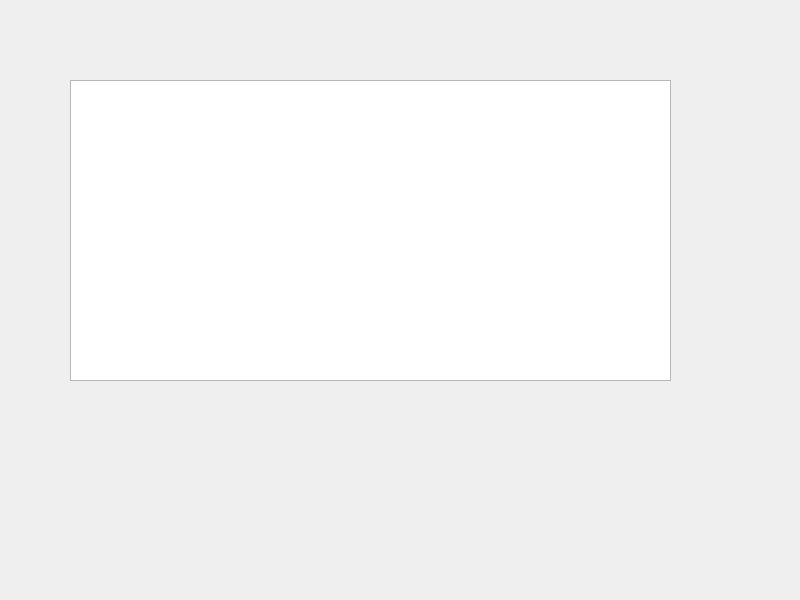
The window that AIModel/AiChatWindow.ui (huiliyi-lmf/StudentScoreManagement) describes before a commit, drawn with Qt 5.
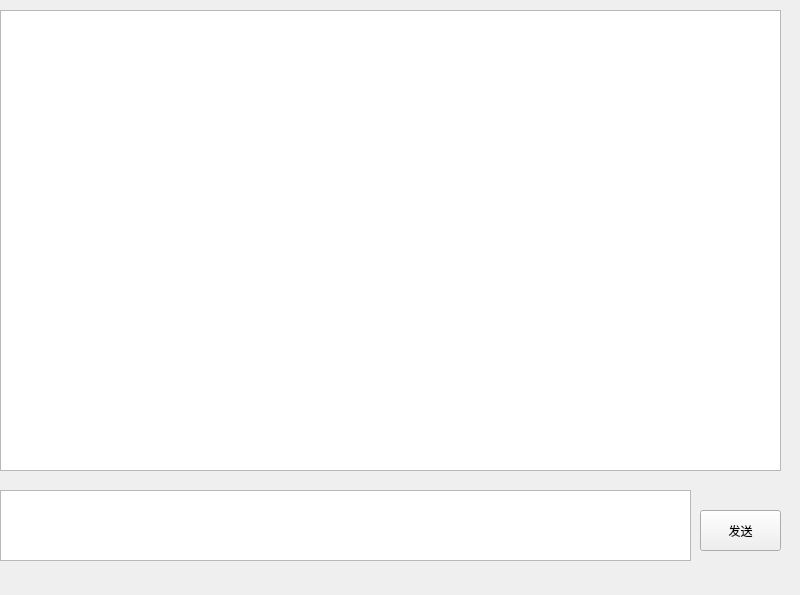
The same window after the commit. Icons and pictures are not drawn.

Patch:
```diff
--- a/AIModel/AiChatWindow.ui
+++ b/AIModel/AiChatWindow.ui
@@ -7,7 +7,7 @@
     <x>0</x>
     <y>0</y>
     <width>800</width>
-    <height>600</height>
+    <height>595</height>
    </rect>
   </property>
   <property name="windowTitle">
@@ -17,15 +17,40 @@
    <widget class="QPlainTextEdit" name="plainTextEdit">
     <property name="geometry">
      <rect>
-      <x>70</x>
-      <y>80</y>
-      <width>601</width>
-      <height>301</height>
+      <x>0</x>
+      <y>10</y>
+      <width>781</width>
+      <height>461</height>
      </rect>
     </property>
+    <property name="readOnly">
+     <bool>true</bool>
+    </property>
     <property name="plainText">
-     <string>
-</string>
+     <string/>
+    </property>
+   </widget>
+   <widget class="QPlainTextEdit" name="userEdit">
+    <property name="geometry">
+     <rect>
+      <x>0</x>
+      <y>490</y>
+      <width>691</width>
+      <height>71</height>
+     </rect>
+    </property>
+   </widget>
+   <widget class="QPushButton" name="sendBtn">
+    <property name="geometry">
+     <rect>
+      <x>700</x>
+      <y>510</y>
+      <width>81</width>
+      <height>41</height>
+     </rect>
+    </property>
+    <property name="text">
+     <string>发送</string>
     </property>
    </widget>
   </widget>
```
Left out of the diff: 12 changed lines with no effect on the pictures.
